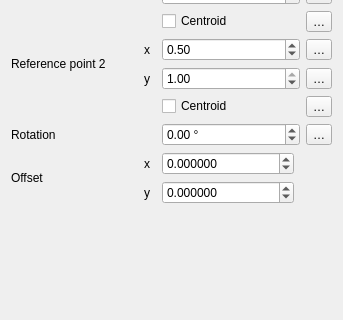
This is src/ui/symbollayer/widget_gradientfill.ui in qgis/QGIS as Qt 5 draws it before an edit; both pictures show x 0 to 343 and y 229 to 549 of the 343 by 549 pixel window. The edited form follows.
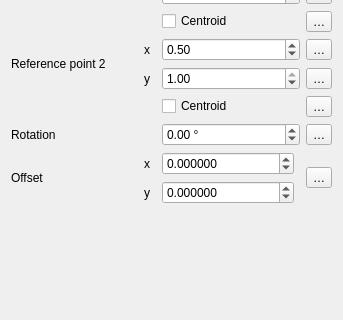
This is the edited form. Custom widgets are drawn as their Qt base class.

Commit message:
[FEATURE][symbology] Allow data-defined offset for fill symbol layers
Any fill symbol layer which supports offsetting polygons (i.e. simple
fills, raster image fills, shapeburst and gradent fills) now allows
for data-defined offsets

Diff of the .ui file:
```diff
--- a/src/ui/symbollayer/widget_gradientfill.ui
+++ b/src/ui/symbollayer/widget_gradientfill.ui
@@ -522,6 +522,13 @@
      </property>
     </widget>
    </item>
+   <item row="15" column="3">
+    <widget class="QgsPropertyOverrideButton" name="mOffsetDDBtn">
+     <property name="text">
+      <string>…</string>
+     </property>
+    </widget>
+   </item>
   </layout>
   <zorder>btnChangeColor2</zorder>
   <zorder>btnColorRamp</zorder>
```
Left out of the diff: 1 changed line with no effect on the pictures. The commit also changes 12 other files.
